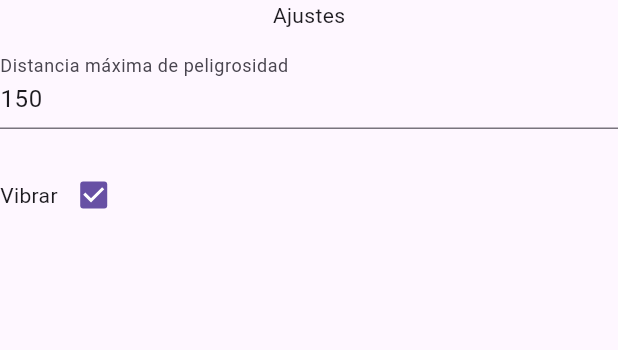
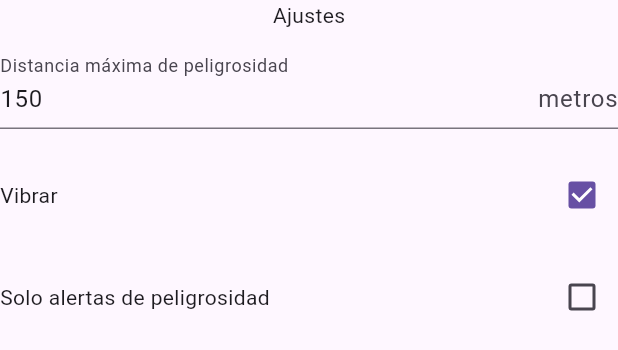
Before and after one commit to Keinlinks/the_walking_pet, a Flutter app: the SettingsWidget widget shown alone on an empty page, opened directly with empty values, on a phone screen of 412 x 824 dp. Shown: the top 350 px of the screen. Run offline on Flutter 3.47's test engine with Material 3 defaults, Android fonts, the phone set to English and light mode, and no system bars; our stand-ins replace flutter_local_notifications, flutter_map, geolocator, latlong2, rxdart, socket_io_client; missing offline and left inert: deepcopy, geodesy; network calls fail.

Commit message:
Se agregan las notificaciones

```diff
--- a/lib/screens/pet-form.dart
+++ b/lib/screens/pet-form.dart
@@ -360,14 +360,18 @@ void _openChangeNameDialog(Pet actualPet) {
                 child: Padding(
                   padding: const EdgeInsets.fromLTRB(5, 0, 0, 0),
                   child: Column(
+
                     mainAxisAlignment: MainAxisAlignment.spaceEvenly,
                     children: [
                       ElevatedButton(onPressed:(){
                         _openAgeDialog("Años", actualPet.age,actualPet);
                       },
+
                       style: ElevatedButton.styleFrom(
+
                         backgroundColor: Colors.transparent,
                         shadowColor: Colors.transparent,
+
                       ), child: CounterButton(label:"Años",value: actualPet.age,index: 1,),),
                       ElevatedButton(onPressed: (){
                         _openAgeDialog("Meses", actualPet.month,actualPet);
--- a/lib/services/geolocator.dart
+++ /dev/null
@@ -1,5 +0,0 @@
-
-
-class GeolocatorService {
-
-}
--- a/lib/shared/components/settingsComponent.dart
+++ b/lib/shared/components/settingsComponent.dart
@@ -27,15 +27,26 @@ class _SettingsWidgetState extends State<SettingsWidget> {
             keyboardType: TextInputType.number,
             decoration: const InputDecoration(
               labelText: "Distancia máxima de peligrosidad",
-              alignLabelWithHint: true
+              alignLabelWithHint: true,
+              suffix: Text("metros"),
             ),
             onChanged: (value) => widget.globalState.adviceDistanceInMeter = int.parse(value),
             controller: _controller,
             readOnly: false,
           ),
           const SizedBox(height: 20,),
-          Row(mainAxisAlignment: MainAxisAlignment.start, children: [const Text("Vibrar"),Checkbox(value: widget.globalState.vibrator, onChanged: (value) => widget.globalState.vibrator = value!,)],)
-          ,
+          Flex(
+            direction: Axis.horizontal,
+            mainAxisAlignment: MainAxisAlignment.spaceBetween, children: [const Text("Vibrar"),Checkbox(value: widget.globalState.vibrator, onChanged: (value) => setState(() {
+              widget.globalState.vibrator = value!;
+            }),)],),
+          const SizedBox(height: 20,),
+          Flex(
+            direction: Axis.horizontal,
+            mainAxisAlignment: MainAxisAlignment.spaceBetween, children: [const Text("Solo alertas de peligrosidad"),Checkbox(value: widget.globalState.adviceJustDAngerous, onChanged: (value) => setState(() {
+              widget.globalState.adviceJustDAngerous = value!;
+            }),)],),
+
     ],);
   }
 }
--- a/pubspec.yaml
+++ b/pubspec.yaml
@@ -18,7 +18,7 @@ dependencies:
   flutter_map_tile_caching: ^9.0.0-dev.5
   deepcopy: ^1.1.2
   geodesy: ^0.10.2
-  vibration: ^2.0.1
+  flutter_local_notifications: ^18.0.1
 
 
 dev_dependencies:
```
Also changed, not shown: lib/screens/main-map.dart (+72 -6 lines), lib/services/socketService.dart (+3 -7 lines), pubspec.lock, 3 other files.
